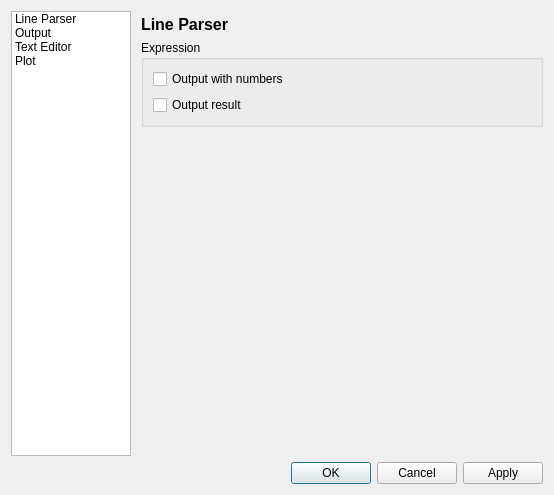
The window that settingsdialog.ui (Rob0xFF/PhyxCalc) describes before a commit, drawn with Qt 5.
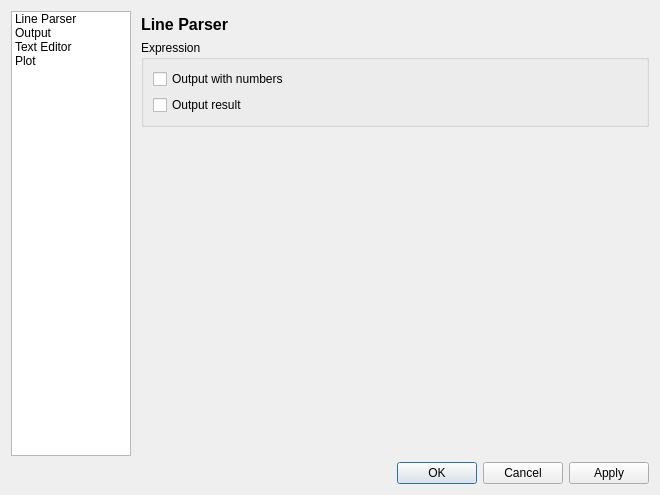
The same window after the commit. The open tabs and pages were chosen to show the change.

The edit to the form file:
```diff
--- a/settingsdialog.ui
+++ b/settingsdialog.ui
@@ -6,7 +6,7 @@
    <rect>
     <x>0</x>
     <y>0</y>
-    <width>554</width>
+    <width>660</width>
     <height>495</height>
    </rect>
   </property>
@@ -104,8 +104,8 @@
            <rect>
             <x>0</x>
             <y>0</y>
-            <width>422</width>
-            <height>454</height>
+            <width>181</width>
+            <height>116</height>
            </rect>
           </property>
           <layout class="QVBoxLayout" name="verticalLayout_9">
```
Left out of the diff: 8 changed lines with no effect on the pictures.
